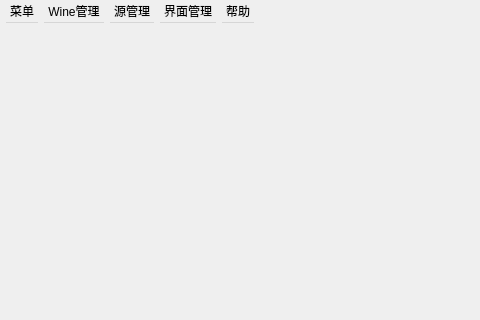
This is ui/vek.ui in gfdgd-xi/vekcode as Qt 5 draws it before an edit; both pictures show x 0 to 480 and y 0 to 320 of the 800 by 600 pixel window. The edited form follows.
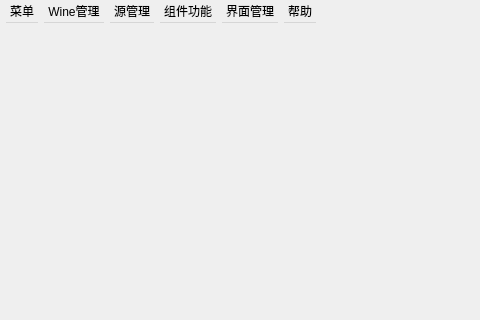
This is the edited form. Custom widgets are drawn as their Qt base class.

```diff
--- a/ui/vek.ui
+++ b/ui/vek.ui
@@ -455,9 +455,16 @@
     <addaction name="menu_5"/>
     <addaction name="menu_6"/>
    </widget>
+   <widget class="QMenu" name="menu_7">
+    <property name="title">
+     <string>组件功能</string>
+    </property>
+    <addaction name="action_repair_stalonetray_wineprc_winetricks"/>
+   </widget>
    <addaction name="menu"/>
    <addaction name="menuWine"/>
    <addaction name="menu_3"/>
+   <addaction name="menu_7"/>
    <addaction name="menu_4"/>
    <addaction name="menu_2"/>
   </widget>
```
Left out of the diff: 10 changed lines with no effect on the pictures.
